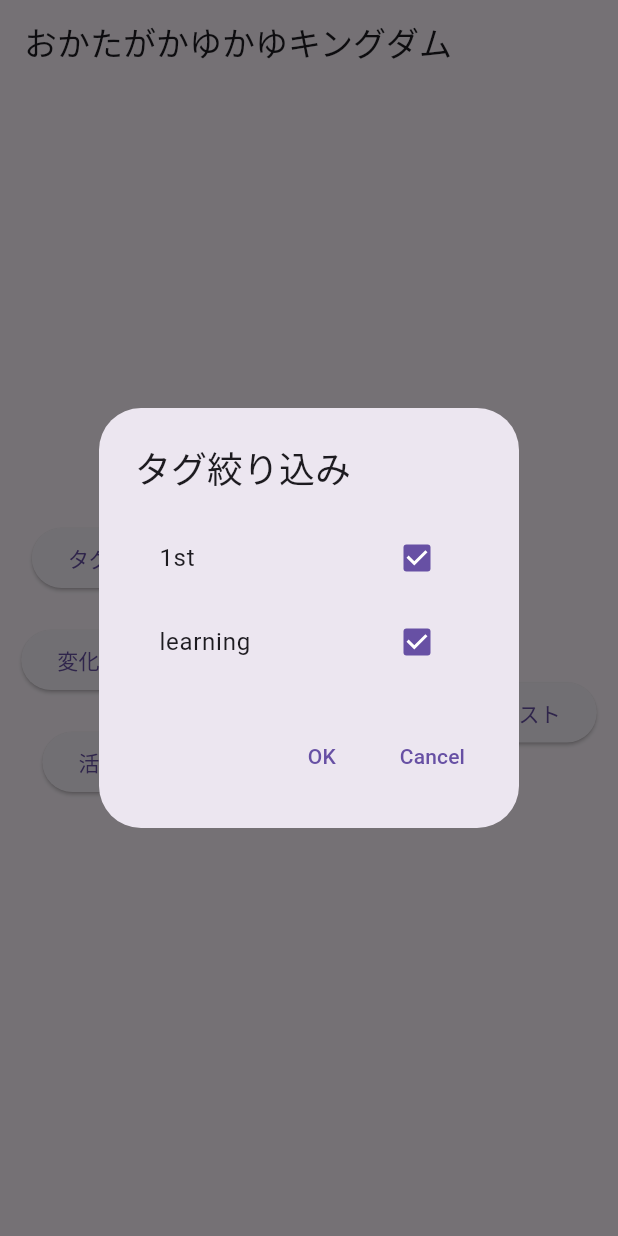
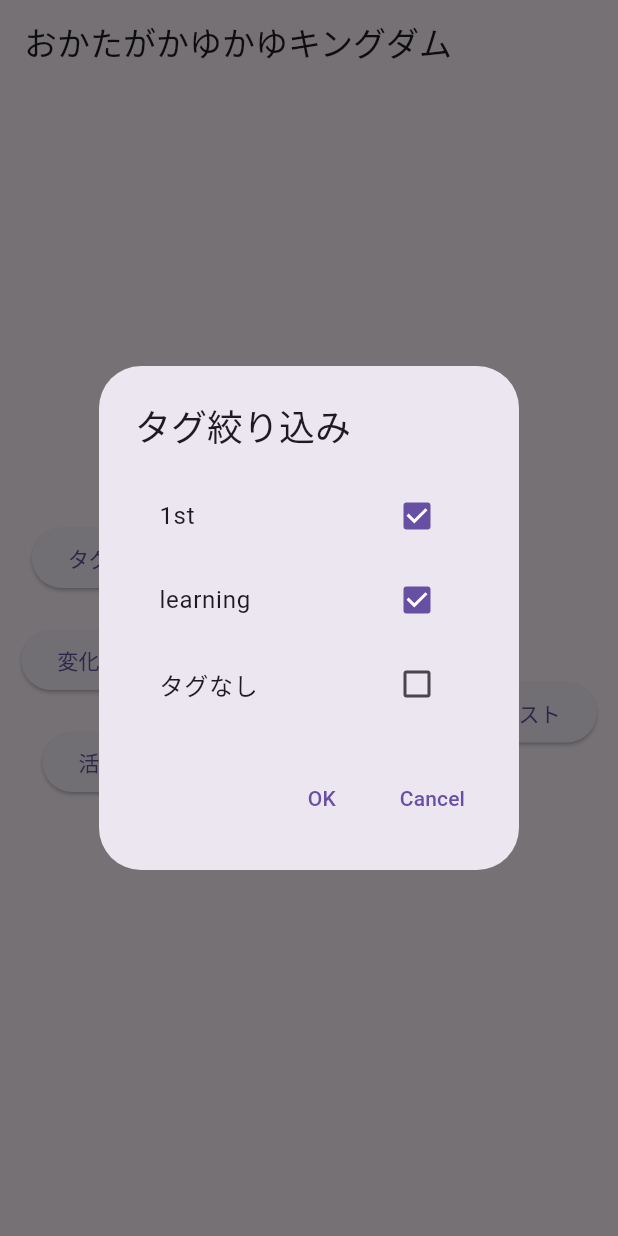
Before and after one commit to we-can-panic/latin, a Flutter app: the screen it shows after launch, after a tap on "タグ絞り込み", on a phone screen of 412 x 824 dp. Run offline on Flutter 3.47's test engine with Material 3 defaults, Android fonts, the light colour scheme and no system bars; Roboto replaces fonts that are missing (Monospace, メイリオ).

Commit message:
add: タグなし単語を入れるフィルタを追加

```diff
--- a/lib/pages/conjugateQuestionPage.dart
+++ b/lib/pages/conjugateQuestionPage.dart
@@ -7,8 +7,10 @@ Column conjugateStartDivision(BuildContext context) {
   return Column(mainAxisAlignment: MainAxisAlignment.end, children: [
     ElevatedButton(
         onPressed: () async {
-          currentTagData = await selectItems(
-              context, tagData.values.toList(), currentTagData, "タグ絞り込み");
+          List<String> tmpTagData = List.from(tagData.values);
+          tmpTagData.add("タグなし");
+          currentTagData =
+              await selectItems(context, tmpTagData, currentTagData, "タグ絞り込み");
         },
         child: Text("タグ絞り込み")),
     SizedBox(height: 20),
```
Also changed, not shown: lib/logics/conjugateLogic.dart (+11 -3 lines).
